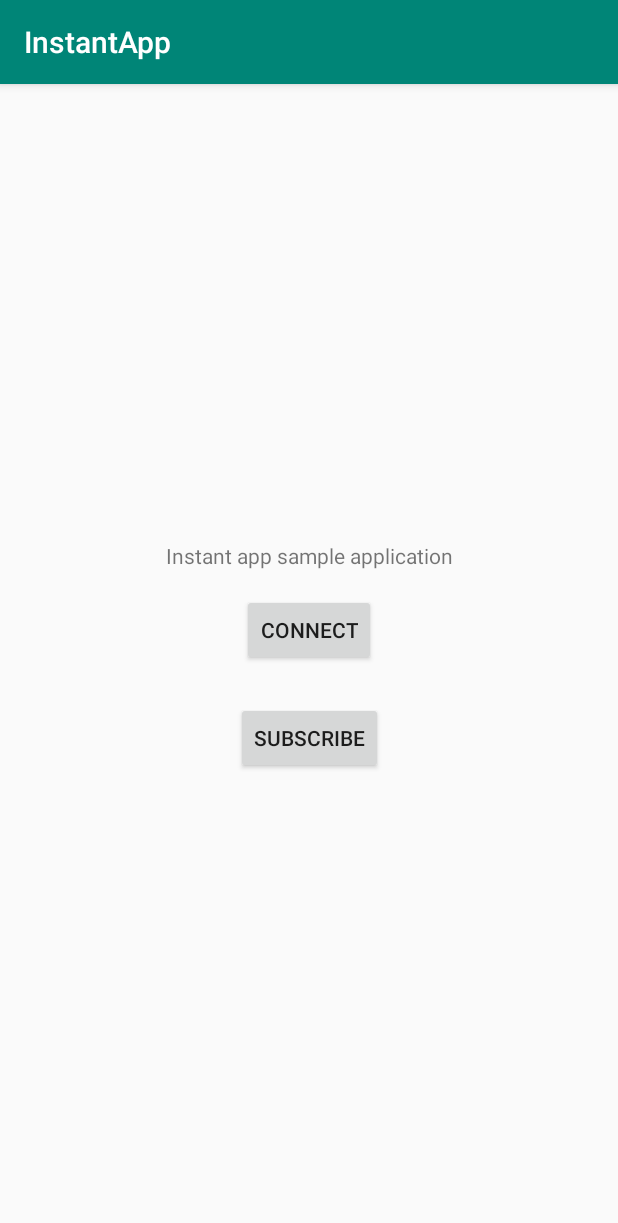
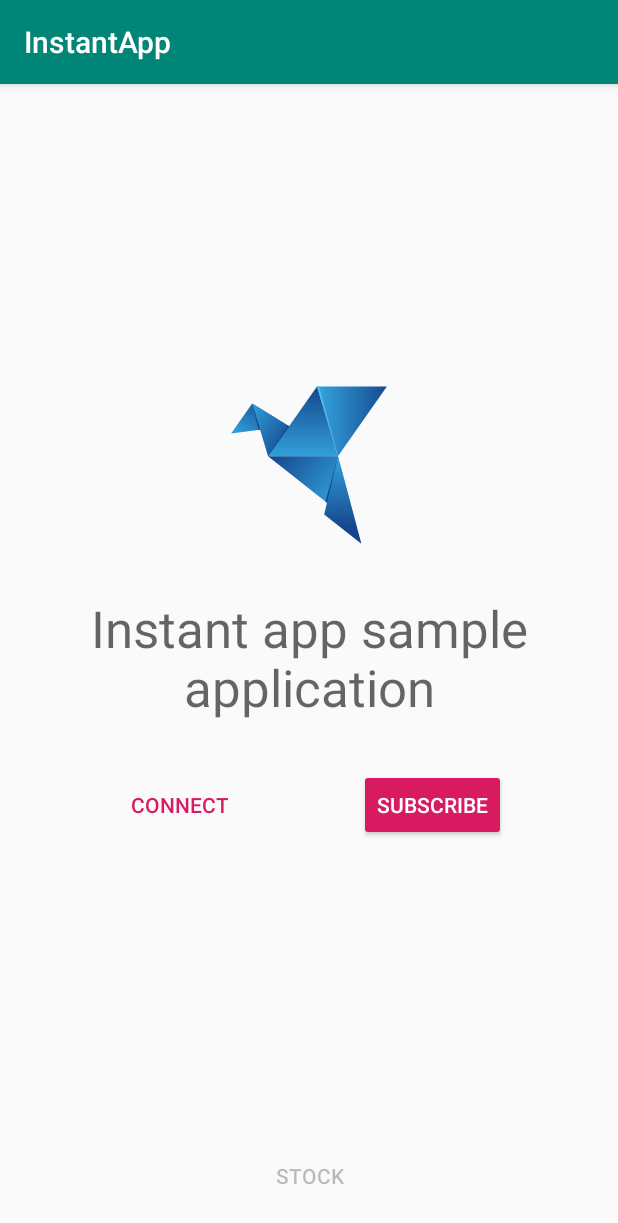
Before and after one commit to d-fournier/InstantApp, an Android app: the screen it shows after launch (MainActivity), on a phone screen of 412 x 824 dp. Shown: the top 1223 px of the screen. Run offline under Robolectric (Android 15) with nearby library versions, the phone set to English and light mode, and no system bars; libraries missing offline, so code that uses them is left out: com.google.android.gms; 3 statements that could not run were skipped.

Commit message:
Update Home

```diff
--- a/AccountManagement/src/main/res/layout/activity_account_list.xml
+++ b/AccountManagement/src/main/res/layout/activity_account_list.xml
@@ -1,19 +1,32 @@
 <?xml version="1.0" encoding="utf-8"?>
-<android.support.constraint.ConstraintLayout
-        xmlns:android="http://schemas.android.com/apk/res/android"
+<android.support.constraint.ConstraintLayout xmlns:android="http://schemas.android.com/apk/res/android"
+    xmlns:app="http://schemas.android.com/apk/res-auto"
     xmlns:tools="http://schemas.android.com/tools"
-        xmlns:app="http://schemas.android.com/apk/res-auto"
     android:layout_width="match_parent"
     android:layout_height="match_parent"
     tools:context="me.dfournier.instantapp.account_management.AccountListActivity">
 
     <TextView
-            app:layout_constraintTop_toTopOf="parent"
+        android:id="@+id/title"
+        style="@style/TextAppearance.AppCompat.Display1"
+        android:layout_width="wrap_content"
+        android:layout_height="wrap_content"
+        android:layout_marginStart="@dimen/large"
+        android:layout_marginTop="@dimen/standard"
+        android:text="Account"
+        app:layout_constraintStart_toStartOf="parent"
+        app:layout_constraintTop_toTopOf="parent" />
+
+    <TextView
+        android:layout_width="match_parent"
+        android:layout_height="wrap_content"
+        android:layout_marginStart="@dimen/standard"
+        android:layout_marginEnd="@dimen/standard"
+        android:gravity="center"
+        android:text="You can preview all the details for your plan here."
         app:layout_constraintBottom_toBottomOf="parent"
+        app:layout_constraintEnd_toEndOf="parent"
         app:layout_constraintStart_toStartOf="parent"
-            app:layout_constraintEnd_toEndOf="parent"
-            android:text="Account Management section"
-            android:layout_width="wrap_content"
-            android:layout_height="wrap_content"/>
+        app:layout_constraintTop_toTopOf="parent" />
 
 </android.support.constraint.ConstraintLayout>
--- a/Stock/src/main/res/layout/activity_stock.xml
+++ b/Stock/src/main/res/layout/activity_stock.xml
@@ -1,19 +1,33 @@
 <?xml version="1.0" encoding="utf-8"?>
-<android.support.constraint.ConstraintLayout
-        xmlns:android="http://schemas.android.com/apk/res/android"
+<android.support.constraint.ConstraintLayout xmlns:android="http://schemas.android.com/apk/res/android"
+    xmlns:app="http://schemas.android.com/apk/res-auto"
     xmlns:tools="http://schemas.android.com/tools"
-        xmlns:app="http://schemas.android.com/apk/res-auto"
     android:layout_width="match_parent"
     android:layout_height="match_parent"
     tools:context=".StockActivity">
 
+
     <TextView
-            app:layout_constraintTop_toTopOf="parent"
+        android:id="@+id/title"
+        style="@style/TextAppearance.AppCompat.Display1"
+        android:layout_width="wrap_content"
+        android:layout_height="wrap_content"
+        android:layout_marginStart="@dimen/large"
+        android:layout_marginTop="@dimen/standard"
+        android:text="Stock"
+        app:layout_constraintStart_toStartOf="parent"
+        app:layout_constraintTop_toTopOf="parent" />
+
+    <TextView
+        android:layout_width="match_parent"
+        android:layout_height="wrap_content"
+        android:layout_marginStart="@dimen/standard"
+        android:layout_marginEnd="@dimen/standard"
+        android:gravity="center"
+        android:text="You can check the stock here."
         app:layout_constraintBottom_toBottomOf="parent"
+        app:layout_constraintEnd_toEndOf="parent"
         app:layout_constraintStart_toStartOf="parent"
-            app:layout_constraintEnd_toEndOf="parent"
-            android:text="Stock Activity"
-            android:layout_width="wrap_content"
-            android:layout_height="wrap_content"/>
+        app:layout_constraintTop_toTopOf="parent" />
 
 </android.support.constraint.ConstraintLayout>
--- a/baseApp/build.gradle
+++ b/baseApp/build.gradle
@@ -10,8 +10,8 @@ android {
         applicationId "me.dfournier.instantapp"
         minSdkVersion 19
         targetSdkVersion 28
-        versionCode 4
-        versionName "1.3"
+        versionCode 5
+        versionName "1.4"
         testInstrumentationRunner "android.support.test.runner.AndroidJUnitRunner"
 
         vectorDrawables {
--- a/baseApp/src/main/java/me/dfournier/instantapp/MainActivity.kt
+++ b/baseApp/src/main/java/me/dfournier/instantapp/MainActivity.kt
@@ -3,6 +3,7 @@ package me.dfournier.instantapp
 import android.content.Intent
 import android.os.Bundle
 import android.support.v7.app.AppCompatActivity
+import com.google.android.gms.instantapps.InstantApps
 import kotlinx.android.synthetic.main.activity_main.*
 
 class MainActivity : AppCompatActivity() {
@@ -11,6 +12,18 @@ class MainActivity : AppCompatActivity() {
         super.onCreate(savedInstanceState)
         setContentView(R.layout.activity_main)
 
+        subscribe_button.setOnClickListener {
+            startActivity(
+                Intent(Intent.ACTION_VIEW)
+                    .setClassName(this, "me.dfournier.instantapp.subscription.SubscriptionActivity")
+            )
+        }
+
+        val isInstantApp = InstantApps.getPackageManagerCompat(this).isInstantApp
+
+        account_button.isEnabled = !isInstantApp
+        stock_button.isEnabled = !isInstantApp
+
         account_button.setOnClickListener {
             startActivity(
                 Intent(Intent.ACTION_VIEW)
@@ -18,11 +31,11 @@ class MainActivity : AppCompatActivity() {
             )
         }
 
-        subscribe_button.setOnClickListener {
-            startActivity(
-                Intent(Intent.ACTION_VIEW)
-                    .setClassName(this, "me.dfournier.instantapp.subscription.SubscriptionActivity")
-            )
+        stock_button.setOnClickListener {
+//            startActivity(
+//                Intent(Intent.ACTION_VIEW)
+//                    .setClassName(this, "me.dfournier.instantapp.subscription.StockActivity")
+//            )
         }
     }
 }
--- /dev/null
+++ b/baseApp/src/main/res/drawable/ic_logo.xml
@@ -0,0 +1,121 @@
+<vector xmlns:android="http://schemas.android.com/apk/res/android"
+    xmlns:aapt="http://schemas.android.com/aapt"
+    android:width="108dp"
+    android:height="108dp"
+    android:viewportWidth="520"
+    android:viewportHeight="520">
+    <path android:pathData="M510,7.742l-157.1,224.348l-67.25,-224.348z">
+        <aapt:attr name="android:fillColor">
+            <gradient
+                android:endX="519.72"
+                android:endY="119.92"
+                android:startX="300.78"
+                android:startY="119.92"
+                android:type="linear">
+                <item
+                    android:color="#FF329FD9"
+                    android:offset="0" />
+                <item
+                    android:color="#FF15468D"
+                    android:offset="1" />
+            </gradient>
+        </aapt:attr>
+    </path>
+    <path android:pathData="M413.02,456.44l-284.47,-224.35l224.35,0z">
+        <aapt:attr name="android:fillColor">
+            <gradient
+                android:endX="176.06"
+                android:endY="180.91"
+                android:startX="377.3"
+                android:startY="340.19"
+                android:type="linear">
+                <item
+                    android:color="#FF329FD9"
+                    android:offset="0" />
+                <item
+                    android:color="#FF15468D"
+                    android:offset="1" />
+            </gradient>
+        </aapt:attr>
+    </path>
+    <path android:pathData="M427.98,512.26l-0.99,0l-118.28,-93.3l44.19,-186.87z">
+        <aapt:attr name="android:fillColor">
+            <gradient
+                android:endX="368.15"
+                android:endY="461.97"
+                android:startX="356.35"
+                android:startY="239.1"
+                android:type="linear">
+                <item
+                    android:color="#FF329FD9"
+                    android:offset="0" />
+                <item
+                    android:color="#FF15468D"
+                    android:offset="1" />
+            </gradient>
+        </aapt:attr>
+    </path>
+    <path android:pathData="M196.21,135.44l-93.09,11.79l-93.12,11.75l67.664,-96.647z">
+        <aapt:attr name="android:fillColor">
+            <gradient
+                android:endX="157.99"
+                android:endY="70.022"
+                android:startX="71.461"
+                android:startY="188.67"
+                android:type="linear">
+                <item
+                    android:color="#FF329FD9"
+                    android:offset="0" />
+                <item
+                    android:color="#FF15468D"
+                    android:offset="1" />
+            </gradient>
+        </aapt:attr>
+    </path>
+    <path android:pathData="M352.9,232.09l-224.35,0l-50.886,-169.757l118.546,73.107z">
+        <aapt:attr name="android:fillColor">
+            <gradient
+                android:endX="198.27"
+                android:endY="205.16"
+                android:startX="49.472"
+                android:startY="110.77"
+                android:type="linear">
+                <item
+                    android:color="#FF329FD9"
+                    android:offset="0" />
+                <item
+                    android:color="#FF15468D"
+                    android:offset="1" />
+            </gradient>
+        </aapt:attr>
+    </path>
+    <path android:pathData="M352.9,232.09l-224.35,0l157.1,-224.348z">
+        <aapt:attr name="android:fillColor">
+            <gradient
+                android:endX="240.72"
+                android:endY="7.8584"
+                android:startX="240.72"
+                android:startY="230.74"
+                android:type="linear">
+                <item
+                    android:color="#FF329FD9"
+                    android:offset="0" />
+                <item
+                    android:color="#FF15468D"
+                    android:offset="1" />
+            </gradient>
+        </aapt:attr>
+    </path>
+    <path
+        android:fillColor="#15468D"
+        android:pathData="M77.664,62.333l25.436,84.897l-4.676,0.35z" />
+    <path
+        android:fillColor="#15468D"
+        android:pathData="M128.55,232.09l67.66,-96.63l-3.98,-2.48z" />
+    <path
+        android:fillColor="#4DBCED"
+        android:pathData="M352.9,232.09l-59.88,-224.348l-7.37,0z" />
+    <path
+        android:fillColor="#15468D"
+        android:pathData="M317.64,381.22l-4.76,-3.76l40.02,-145.37z" />
+</vector>
--- a/baseApp/src/main/res/layout/activity_main.xml
+++ b/baseApp/src/main/res/layout/activity_main.xml
@@ -6,46 +6,69 @@
     android:layout_height="match_parent"
     tools:context=".MainActivity">
 
+
+    <ImageView
+        android:id="@+id/logo"
+        android:layout_width="wrap_content"
+        android:layout_height="wrap_content"
+        app:layout_constraintBottom_toTopOf="@id/name"
+        app:layout_constraintEnd_toEndOf="parent"
+        app:layout_constraintStart_toStartOf="parent"
+        app:layout_constraintTop_toTopOf="parent"
+        app:layout_constraintVertical_chainStyle="packed"
+        app:srcCompat="@drawable/ic_logo" />
+
     <TextView
-        android:id="@+id/textView"
+        android:id="@+id/name"
+        style="@style/TextAppearance.AppCompat.Display1"
         android:layout_width="wrap_content"
         android:layout_height="wrap_content"
         android:layout_marginStart="8dp"
+        android:layout_marginTop="@dimen/large"
         android:layout_marginEnd="8dp"
+        android:gravity="center"
         android:text="Instant app sample application"
         app:layout_constraintBottom_toTopOf="@+id/account_button"
         app:layout_constraintEnd_toEndOf="parent"
         app:layout_constraintHorizontal_bias="0.5"
         app:layout_constraintStart_toStartOf="parent"
-        app:layout_constraintTop_toTopOf="parent"
-        app:layout_constraintVertical_chainStyle="packed" />
+        app:layout_constraintTop_toBottomOf="@id/logo" />
 
     <Button
         android:id="@+id/account_button"
+        style="@style/Widget.AppCompat.Button.Borderless.Colored"
         android:layout_width="wrap_content"
         android:layout_height="wrap_content"
-        android:layout_marginStart="8dp"
-        android:layout_marginTop="16dp"
-        android:layout_marginEnd="8dp"
-        android:layout_marginBottom="8dp"
+        android:layout_marginTop="@dimen/large"
         android:text="Connect"
-        app:layout_constraintBottom_toTopOf="@+id/subscribe_button"
-        app:layout_constraintEnd_toEndOf="parent"
+        app:layout_constraintBottom_toTopOf="@id/stock_button"
+        app:layout_constraintEnd_toStartOf="@id/subscribe_button"
         app:layout_constraintHorizontal_bias="0.5"
         app:layout_constraintStart_toStartOf="parent"
-        app:layout_constraintTop_toBottomOf="@+id/textView" />
+        app:layout_constraintTop_toBottomOf="@+id/name" />
 
     <Button
         android:id="@+id/subscribe_button"
+        style="@style/Widget.AppCompat.Button.Colored"
         android:layout_width="wrap_content"
         android:layout_height="wrap_content"
-        android:layout_marginTop="16dp"
-        android:layout_marginBottom="4dp"
         android:text="Subscribe"
+        app:layout_constraintBottom_toBottomOf="@id/account_button"
+        app:layout_constraintEnd_toEndOf="parent"
+        app:layout_constraintHorizontal_bias="0.5"
+        app:layout_constraintStart_toEndOf="@id/account_button"
+        app:layout_constraintTop_toTopOf="@+id/account_button" />
+
+    <Button
+        android:enabled="false"
+        android:id="@+id/stock_button"
+        style="@style/Widget.AppCompat.Button.Borderless"
+        android:layout_width="wrap_content"
+        android:layout_height="wrap_content"
+        android:text="Stock"
         app:layout_constraintBottom_toBottomOf="parent"
         app:layout_constraintEnd_toEndOf="parent"
-        app:layout_constraintHorizontal_bias="0.5"
-        app:layout_constraintStart_toStartOf="parent"
-        app:layout_constraintTop_toBottomOf="@+id/account_button" />
+        android:layout_marginBottom="@dimen/standard"
+        app:layout_constraintStart_toStartOf="parent" />
 
 </android.support.constraint.ConstraintLayout>
```
Lines whose indentation alone changed are shown as unchanged.
